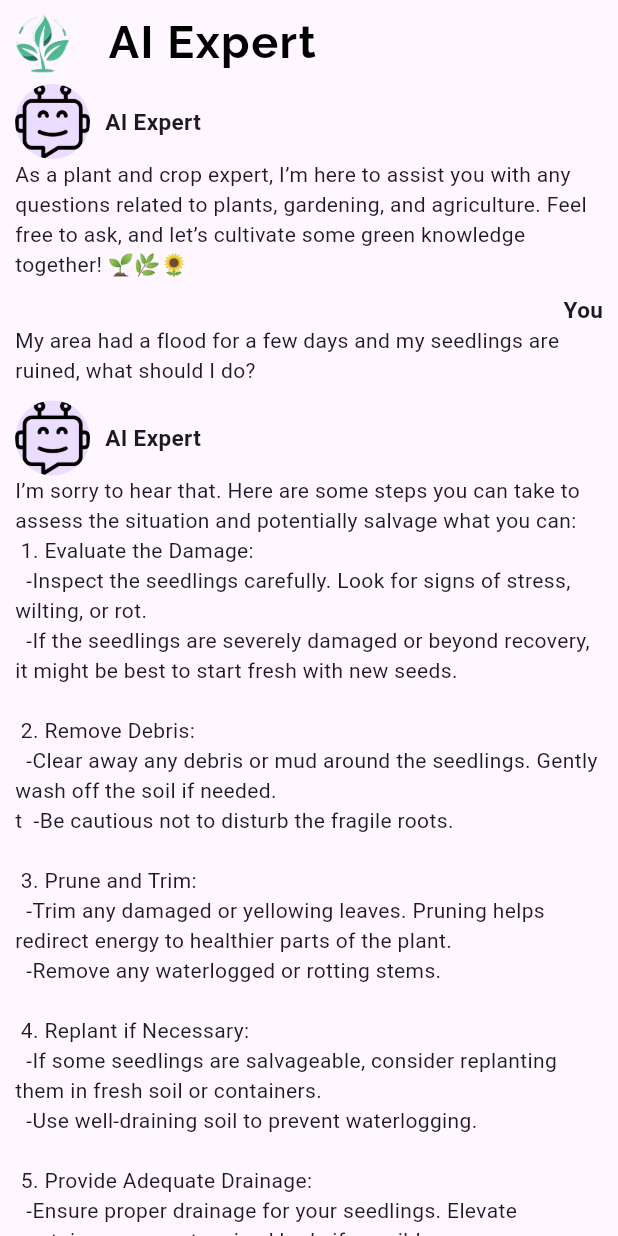
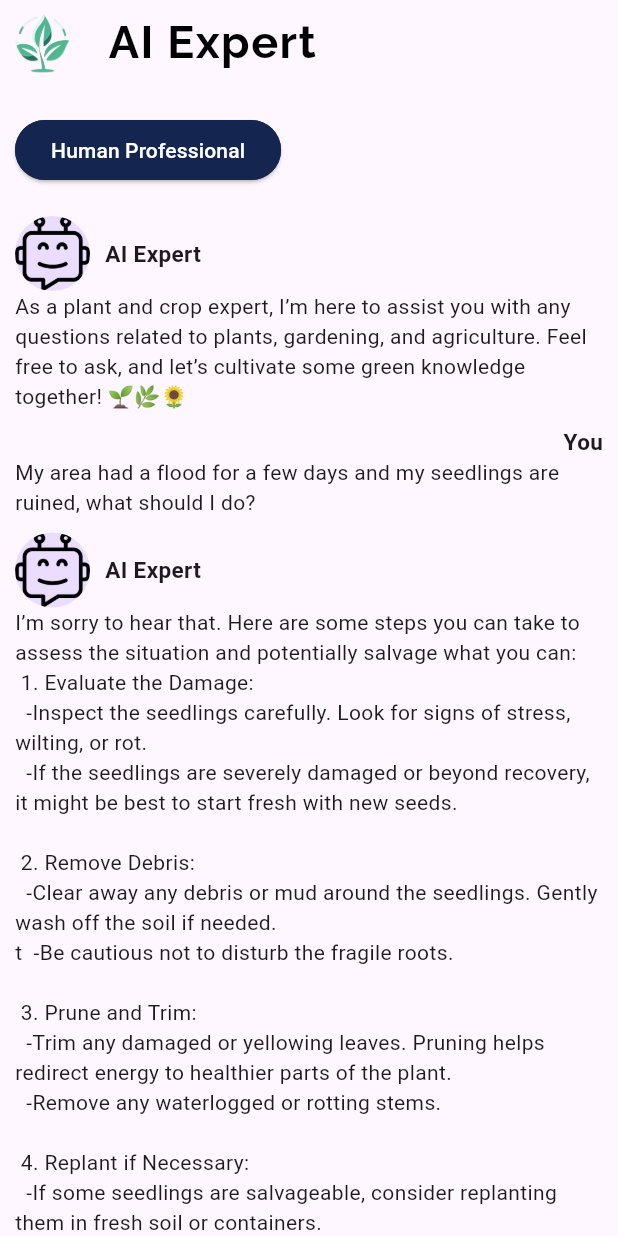
Before and after one commit to Jisi-A/manna_vhack2024, a Flutter app: the ai_assistant screen opened by its route, on a phone screen of 412 x 824 dp. Run offline on Flutter 3.47's test engine with Material 3 defaults, Android fonts, the light colour scheme and no system bars; network calls fail.

Commit message:
:construction: Working on human expert hiring page

```diff
--- a/lib/pages/ai_assistant.dart
+++ b/lib/pages/ai_assistant.dart
@@ -2,6 +2,7 @@ import 'package:flutter/cupertino.dart';
 import 'package:flutter/material.dart';
 import 'package:flutter/widgets.dart';
 import 'package:manna_vhack2024/components/custom_appbar.dart';
+import 'package:manna_vhack2024/pages/human_professional.dart';
 
 class ai_assistant extends StatefulWidget {
   @override
@@ -21,6 +22,37 @@ class _ai_assistantState extends State<ai_assistant> {
             padding: const EdgeInsets.fromLTRB(10, 0, 10, 0),
             child: Column(
               children: [
+                SizedBox(
+                  height: 20,
+                ),
+                Align(
+                  alignment: AlignmentDirectional.bottomStart,
+                  child: ElevatedButton(
+                    onPressed: () {
+                      Navigator.push(
+                        context,
+                        MaterialPageRoute(
+                            builder: (context) => HumanProfessional()),
+                      );
+                    },
+                    child: Text(
+                      "Human Professional",
+                      style: TextStyle(
+                        color: Colors.white,
+                      ),
+                    ),
+                    style: ElevatedButton.styleFrom(
+                      backgroundColor: const Color.fromARGB(255, 20, 38, 79),
+                      side: BorderSide(
+                        color: const Color.fromARGB(255, 20, 38, 79),
+                        width: 2.0,
+                      ),
+                    ),
+                  ),
+                ),
+                SizedBox(
+                  height: 20,
+                ),
                 Row(
                   children: [
                     CircleAvatar(
@@ -109,6 +141,9 @@ class _ai_assistantState extends State<ai_assistant> {
                           ),
                         ),
                       ),
+                      SizedBox(
+                        width: 5,
+                      ),
                       ElevatedButton(
                         onPressed: () {},
                         child: Text(
@@ -125,6 +160,9 @@ class _ai_assistantState extends State<ai_assistant> {
                             width: 2, // Set the border width
                           ),
                         ),
+                      ),
+                      SizedBox(
+                        width: 5,
                       ),
                       ElevatedButton(
                         onPressed: () {},
```
Also changed, not shown: lib/pages/human_professional.dart (added, +38 -0 lines).
